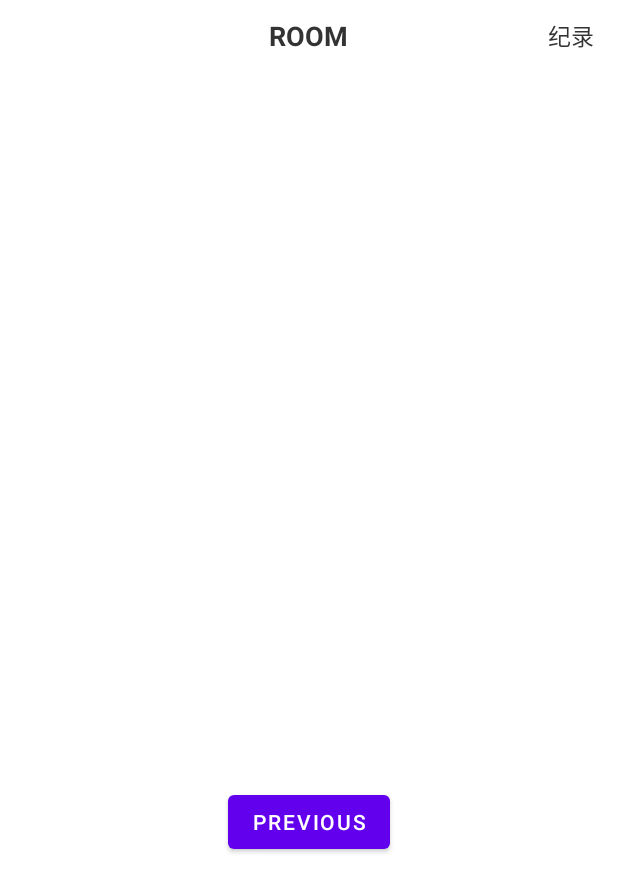
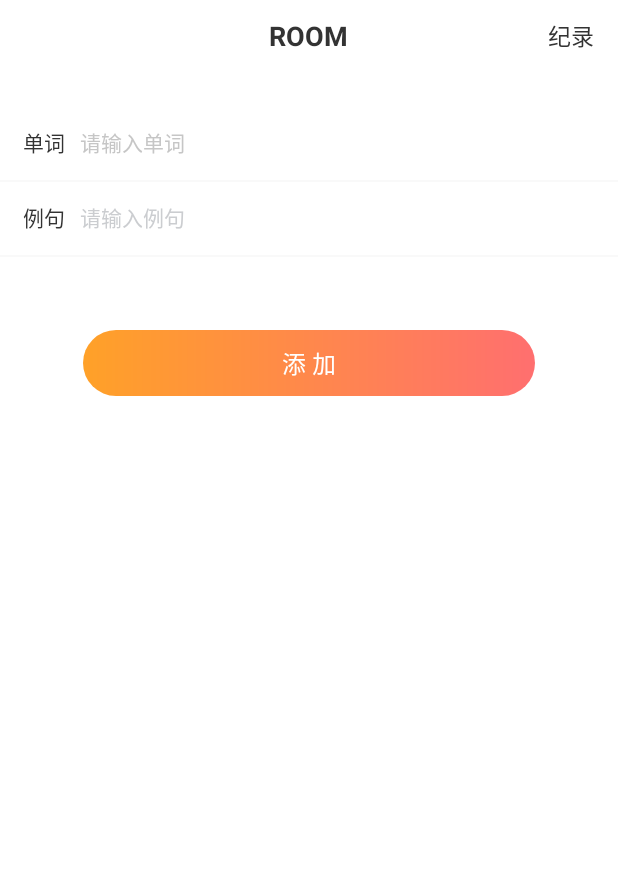
Before and after one commit to li-wen-qi/RecordApp, an Android app: the WordAddFragment screen opened through its navigation route, on a phone screen of 412 x 824 dp. Shown: the top 892 px of the screen. Run offline under Robolectric (Android 15) with nearby library versions, the phone set to English and light mode, and no system bars.

Commit message:
fix.添加单词页面

```diff
--- a/app/src/main/java/com/yoyo/recordapp/WordAddFragment.kt
+++ b/app/src/main/java/com/yoyo/recordapp/WordAddFragment.kt
@@ -7,6 +7,7 @@ import android.view.View
 import android.view.ViewGroup
 import android.widget.Button
 import androidx.navigation.fragment.findNavController
+import kotlinx.android.synthetic.main.fragment_add_word.*
 
 /**
  * A simple [Fragment] subclass as the second destination in the navigation.
@@ -24,7 +25,7 @@ class WordAddFragment : Fragment() {
     override fun onViewCreated(view: View, savedInstanceState: Bundle?) {
         super.onViewCreated(view, savedInstanceState)
 
-        view.findViewById<Button>(R.id.button_second).setOnClickListener {
+        btnAdd.setOnClickListener {
             findNavController().navigate(R.id.action_WordAddFragment_to_MainFragment)
         }
     }
--- /dev/null
+++ b/app/src/main/res/drawable/shape_gradient_ff6f6f_ffa128_30.xml
@@ -0,0 +1,9 @@
+<?xml version="1.0" encoding="utf-8"?>
+<shape xmlns:android="http://schemas.android.com/apk/res/android">
+    <corners android:radius="30dp" />
+
+    <gradient
+        android:angle="180"
+        android:endColor="#ffa128"
+        android:startColor="#ff6f6f" />
+</shape>
--- a/app/src/main/res/layout/fragment_add_word.xml
+++ b/app/src/main/res/layout/fragment_add_word.xml
@@ -2,26 +2,113 @@
 <androidx.constraintlayout.widget.ConstraintLayout xmlns:android="http://schemas.android.com/apk/res/android"
     xmlns:app="http://schemas.android.com/apk/res-auto"
     xmlns:tools="http://schemas.android.com/tools"
+    android:fitsSystemWindows="true"
     android:layout_width="match_parent"
     android:layout_height="match_parent"
-    tools:context=".WordAddFragment">
+    android:paddingTop="70dp">
 
     <TextView
-        android:id="@+id/textview_second"
+        android:id="@+id/wordTitle"
         android:layout_width="wrap_content"
-        android:layout_height="wrap_content"
-        app:layout_constraintBottom_toTopOf="@id/button_second"
-        app:layout_constraintEnd_toEndOf="parent"
+        android:layout_height="50dp"
+        android:background="@null"
+        android:gravity="center_vertical"
+        android:paddingStart="15dp"
+        android:paddingEnd="0dp"
+        android:text="单词"
+        android:textColor="#333"
+        android:textSize="14dp"
         app:layout_constraintStart_toStartOf="parent"
         app:layout_constraintTop_toTopOf="parent" />
 
-    <Button
-        android:id="@+id/button_second"
-        android:layout_width="wrap_content"
-        android:layout_height="wrap_content"
-        android:text="@string/previous"
-        app:layout_constraintBottom_toBottomOf="parent"
+
+    <EditText
+        android:id="@+id/wordText"
+        android:layout_width="0dp"
+        android:layout_height="50dp"
+        android:background="@null"
+        android:inputType="text"
+        android:gravity="center_vertical"
+        android:hint="请输入单词"
+        android:paddingStart="10dp"
+        android:paddingEnd="15dp"
+        android:singleLine="true"
+        android:textColor="#333"
+        android:textColorHint="#C6C6C6"
+        android:textSize="14dp"
+        app:layout_constraintEnd_toEndOf="parent"
+        app:layout_constraintStart_toEndOf="@id/wordTitle"
+        app:layout_constraintTop_toTopOf="parent" />
+
+    <View
+        android:id="@+id/divider_view_1"
+        android:layout_width="0dp"
+        android:layout_height="1dp"
+        android:background="#f9f9f9"
         app:layout_constraintEnd_toEndOf="parent"
         app:layout_constraintStart_toStartOf="parent"
-        app:layout_constraintTop_toBottomOf="@id/textview_second" />
+        app:layout_constraintTop_toBottomOf="@+id/wordText" />
+
+    <TextView
+        android:id="@+id/exampleTitle"
+        android:layout_width="wrap_content"
+        android:layout_height="50dp"
+        android:background="@null"
+        android:gravity="center_vertical"
+        android:paddingStart="15dp"
+        android:paddingEnd="0dp"
+        android:text="例句"
+        android:textColor="#333"
+        android:textSize="14dp"
+        app:layout_constraintStart_toStartOf="parent"
+        app:layout_constraintTop_toBottomOf="@+id/wordTitle" />
+
+    <EditText
+        android:id="@+id/exampleText"
+        android:layout_width="0dp"
+        android:minHeight="50dp"
+        android:layout_height="wrap_content"
+        android:paddingStart="10dp"
+        android:layout_marginEnd="10dp"
+        android:background="@null"
+        android:textColor="#C6C6C6"
+        android:textColorHint="#ffcbcdd0"
+        android:textSize="14sp"
+        android:gravity="center_vertical"
+        android:hint="请输入例句"
+        tools:text="打发大水发生法发大水发生发发发生阿斯顿发送到发送发送阿斯顿发大水发大水发顺丰"
+        app:layout_constraintEnd_toEndOf="parent"
+        app:layout_constraintStart_toEndOf="@id/exampleTitle"
+        app:layout_constraintTop_toBottomOf="@+id/wordTitle" />
+
+
+
+    <View
+        android:id="@+id/divider_view_2"
+        android:layout_width="0dp"
+        android:layout_height="1dp"
+        android:background="#f9f9f9"
+        app:layout_constraintEnd_toEndOf="parent"
+        app:layout_constraintStart_toStartOf="parent"
+        app:layout_constraintTop_toBottomOf="@+id/exampleText" />
+    <TextView
+        android:id="@+id/btnAdd"
+        android:layout_width="match_parent"
+        android:layout_height="wrap_content"
+        android:layout_marginStart="55dp"
+        android:layout_marginTop="50dp"
+        android:layout_marginEnd="55dp"
+        android:background="@drawable/shape_gradient_ff6f6f_ffa128_30"
+        android:ellipsize="end"
+        android:gravity="center"
+        android:minHeight="44dp"
+        android:singleLine="true"
+        android:text="添 加"
+        android:textColor="#fff"
+        android:textSize="16dp"
+        app:layout_constraintEnd_toEndOf="parent"
+        app:layout_constraintStart_toStartOf="parent"
+        app:layout_constraintTop_toBottomOf="@id/exampleText" />
+
+
 </androidx.constraintlayout.widget.ConstraintLayout>
```
Also changed, not shown: app/src/main/java/com/yoyo/recordapp/ListAdapter.kt (added, +81 -0 lines), app/src/main/res/drawable/shape_edit_text.xml (added, +13 -0 lines), app/src/main/res/layout/item_user.xml (added, +60 -0 lines).
